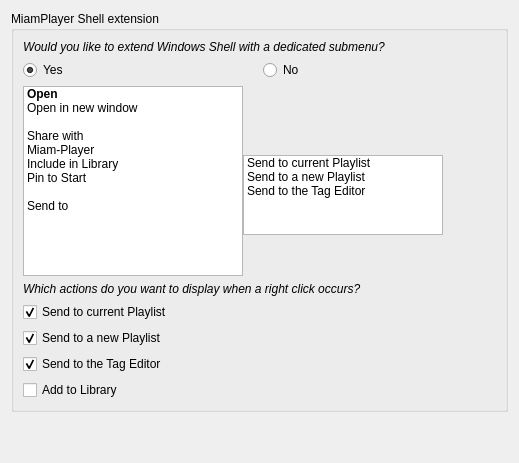
This is config.ui in MBach/Miam-Player-shell as Qt 5 draws it before an edit. The edited form follows.
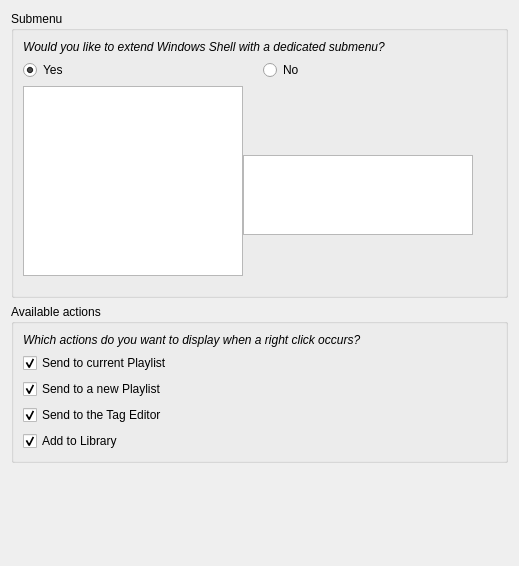
This is the edited form. Icons and pictures are not drawn. Custom widgets are drawn as their Qt base class.

Commit message: Creating config page

Patch:
```diff
--- a/config.ui
+++ b/config.ui
@@ -7,7 +7,7 @@
     <x>0</x>
     <y>0</y>
     <width>519</width>
-    <height>463</height>
+    <height>566</height>
    </rect>
   </property>
   <property name="windowTitle">
@@ -15,15 +15,9 @@
   </property>
   <layout class="QVBoxLayout" name="verticalLayout_2">
    <item>
-    <widget class="QGroupBox" name="windowsShellGroupBox">
-     <property name="sizePolicy">
-      <sizepolicy hsizetype="Preferred" vsizetype="Expanding">
-       <horstretch>0</horstretch>
-       <verstretch>0</verstretch>
-      </sizepolicy>
-     </property>
+    <widget class="QGroupBox" name="subMenuGroupBox">
      <property name="title">
-      <string>MiamPlayer Shell extension</string>
+      <string>Submenu</string>
      </property>
      <layout class="QVBoxLayout" name="verticalLayout_3">
       <item>
@@ -63,100 +57,69 @@
        </layout>
       </item>
       <item>
-       <layout class="QHBoxLayout" name="horizontalLayout_2">
+       <layout class="QHBoxLayout" name="horizontalLayout_2" stretch="3,3,1">
         <property name="spacing">
          <number>0</number>
         </property>
         <item>
-         <widget class="ListWidget" name="listWidget">
-          <property name="minimumSize">
-           <size>
-            <width>220</width>
-            <height>190</height>
-           </size>
-          </property>
-          <property name="maximumSize">
-           <size>
-            <width>220</width>
-            <height>190</height>
-           </size>
-          </property>
-          <property name="verticalScrollBarPolicy">
-           <enum>Qt::ScrollBarAlwaysOff</enum>
-          </property>
-          <property name="horizontalScrollBarPolicy">
-           <enum>Qt::ScrollBarAlwaysOff</enum>
-          </property>
-          <property name="editTriggers">
-           <set>QAbstractItemView::NoEditTriggers</set>
-          </property>
-          <property name="selectionMode">
-           <enum>QAbstractItemView::SingleSelection</enum>
-          </property>
-          <property name="currentRow">
-           <number>-1</number>
-          </property>
+         <layout class="QVBoxLayout" name="verticalLayout_6">
           <item>
-           <property name="text">
-            <string>Open</string>
-           </property>
-           <property name="font">
-            <font>
-             <weight>75</weight>
-             <bold>true</bold>
-            </font>
-           </property>
+           <widget class="ListWidget" name="menu">
+            <property name="sizePolicy">
+             <sizepolicy hsizetype="Expanding" vsizetype="Preferred">
+              <horstretch>0</horstretch>
+              <verstretch>0</verstretch>
+             </sizepolicy>
+            </property>
+            <property name="minimumSize">
+             <size>
+              <width>220</width>
+              <height>190</height>
+             </size>
+            </property>
+            <property name="maximumSize">
+             <size>
+              <width>300</width>
+              <height>210</height>
+             </size>
+            </property>
+            <property name="verticalScrollBarPolicy">
+             <enum>Qt::ScrollBarAlwaysOff</enum>
+            </property>
+            <property name="horizontalScrollBarPolicy">
+             <enum>Qt::ScrollBarAlwaysOff</enum>
+            </property>
+            <property name="sizeAdjustPolicy">
+             <enum>QAbstractScrollArea::AdjustToContents</enum>
+            </property>
+            <property name="editTriggers">
+             <set>QAbstractItemView::NoEditTriggers</set>
+            </property>
+            <property name="resizeMode">
+             <enum>QListView::Adjust</enum>
+            </property>
+            <property name="currentRow">
+             <number>-1</number>
+            </property>
+           </widget>
           </item>
           <item>
-           <property name="text">
-            <string>Open in new window</string>
-           </property>
+           <spacer name="verticalSpacer_4">
+            <property name="orientation">
+             <enum>Qt::Vertical</enum>
+            </property>
+            <property name="sizeType">
+             <enum>QSizePolicy::MinimumExpanding</enum>
+            </property>
+            <property name="sizeHint" stdset="0">
+             <size>
+              <width>20</width>
+              <height>10</height>
+             </size>
+            </property>
+           </spacer>
           </item>
-          <item>
-           <property name="text">
-            <string/>
-           </property>
-          </item>
-          <item>
-           <property name="text">
-            <string>Share with</string>
-           </property>
-          </item>
-          <item>
-           <property name="text">
-            <string>Miam-Player</string>
-           </property>
-           <property name="icon">
-            <iconset resource="resources.qrc">
-             <normaloff>:/MiamPlayerShell/mp.ico</normaloff>:/MiamPlayerShell/mp.ico</iconset>
-           </property>
-          </item>
-          <item>
-           <property name="text">
-            <string>Include in Library</string>
-           </property>
-          </item>
-          <item>
-           <property name="text">
-            <string>Pin to Start</string>
-           </property>
-          </item>
-          <item>
-           <property name="text">
-            <string/>
-           </property>
-          </item>
-          <item>
-           <property name="text">
-            <string>Send to</string>
-           </property>
-          </item>
-          <item>
-           <property name="text">
-            <string/>
-           </property>
-          </item>
-         </widget>
+         </layout>
         </item>
         <item>
          <layout class="QVBoxLayout" name="verticalLayout">
@@ -168,6 +131,9 @@
             <property name="orientation">
              <enum>Qt::Vertical</enum>
             </property>
+            <property name="sizeType">
+             <enum>QSizePolicy::Fixed</enum>
+            </property>
             <property name="sizeHint" stdset="0">
              <size>
               <width>20</width>
@@ -186,31 +152,34 @@
             </property>
             <property name="minimumSize">
              <size>
-              <width>200</width>
+              <width>230</width>
               <height>80</height>
              </size>
             </property>
             <property name="maximumSize">
              <size>
-              <width>200</width>
+              <width>300</width>
               <height>80</height>
              </size>
             </property>
-            <item>
-             <property name="text">
-              <string>Send to current Playlist</string>
-             </property>
-            </item>
-            <item>
-             <property name="text">
-              <string>Send to a new Playlist</string>
-             </property>
-            </item>
-            <item>
-             <property name="text">
-              <string>Send to the Tag Editor</string>
-             </property>
-            </item>
+            <property name="verticalScrollBarPolicy">
+             <enum>Qt::ScrollBarAlwaysOff</enum>
+            </property>
+            <property name="horizontalScrollBarPolicy">
+             <enum>Qt::ScrollBarAlwaysOff</enum>
+            </property>
+            <property name="sizeAdjustPolicy">
+             <enum>QAbstractScrollArea::AdjustToContents</enum>
+            </property>
+            <property name="editTriggers">
+             <set>QAbstractItemView::NoEditTriggers</set>
+            </property>
+            <property name="resizeMode">
+             <enum>QListView::Adjust</enum>
+            </property>
+            <property name="currentRow">
+             <number>-1</number>
+            </property>
            </widget>
           </item>
           <item>
@@ -220,7 +189,7 @@
             </property>
             <property name="sizeHint" stdset="0">
              <size>
-              <width>20</width>
+              <width>0</width>
               <height>0</height>
              </size>
             </property>
@@ -233,16 +202,28 @@
           <property name="orientation">
            <enum>Qt::Horizontal</enum>
           </property>
+          <property name="sizeType">
+           <enum>QSizePolicy::Preferred</enum>
+          </property>
           <property name="sizeHint" stdset="0">
            <size>
             <width>0</width>
-            <height>10</height>
+            <height>20</height>
            </size>
           </property>
          </spacer>
         </item>
        </layout>
       </item>
+     </layout>
+    </widget>
+   </item>
+   <item>
+    <widget class="QGroupBox" name="actionsGroupBox">
+     <property name="title">
+      <string>Available actions</string>
+     </property>
+     <layout class="QVBoxLayout" name="verticalLayout_4">
       <item>
        <widget class="QLabel" name="labelChooseActions">
         <property name="font">
@@ -259,7 +240,7 @@
        </widget>
       </item>
       <item>
-       <widget class="QCheckBox" name="sendToCurrentPlaylistCheckBox">
+       <widget class="QCheckBox" name="sendToCurrentPlaylist">
         <property name="text">
          <string>Send to current Playlist</string>
         </property>
@@ -269,7 +250,7 @@
        </widget>
       </item>
       <item>
-       <widget class="QCheckBox" name="sendToNewPlaylistCheckBox">
+       <widget class="QCheckBox" name="sendToNewPlaylist">
         <property name="text">
          <string>Send to a new Playlist</string>
         </property>
@@ -279,7 +260,7 @@
        </widget>
       </item>
       <item>
-       <widget class="QCheckBox" name="sendToEditorCheckBox">
+       <widget class="QCheckBox" name="sendToEditor">
         <property name="text">
          <string>Send to the Tag Editor</string>
         </property>
@@ -289,12 +270,12 @@
        </widget>
       </item>
       <item>
-       <widget class="QCheckBox" name="addToLibraryCheckBox">
+       <widget class="QCheckBox" name="addToLibrary">
         <property name="text">
          <string>Add to Library</string>
         </property>
         <property name="checked">
-         <bool>false</bool>
+         <bool>true</bool>
         </property>
        </widget>
       </item>
@@ -306,6 +287,9 @@
      <property name="orientation">
       <enum>Qt::Vertical</enum>
      </property>
+     <property name="sizeType">
+      <enum>QSizePolicy::MinimumExpanding</enum>
+     </property>
      <property name="sizeHint" stdset="0">
       <size>
        <width>20</width>
```
Left out of the diff: 10 changed lines with no effect on the pictures. The commit also changes 36 other files.
